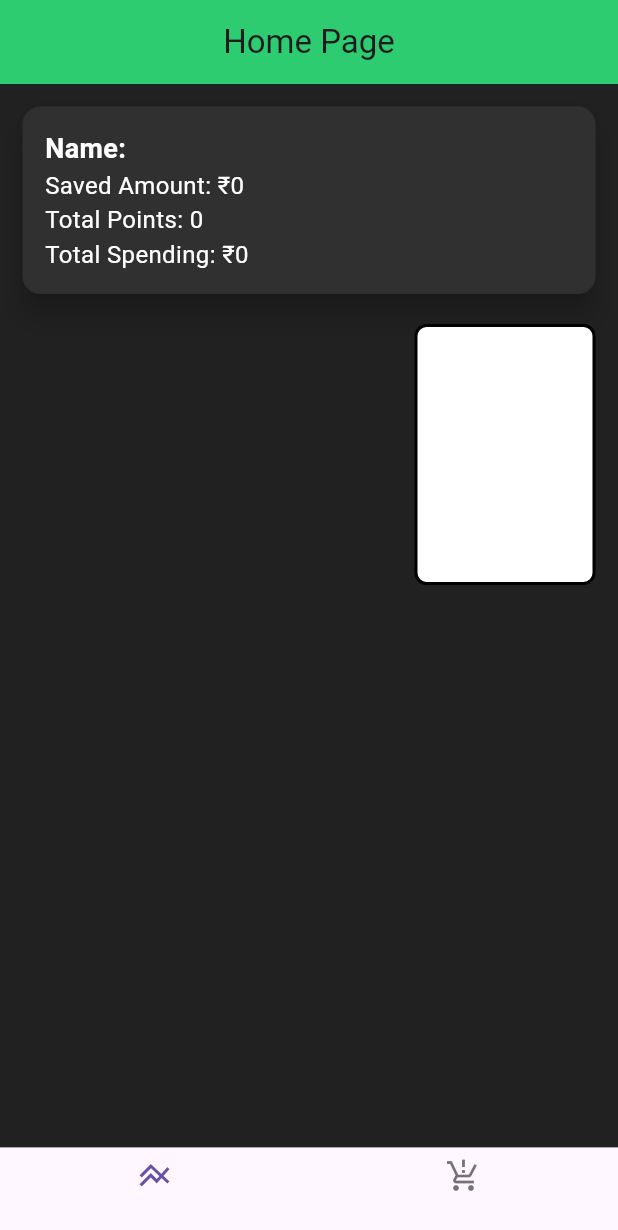
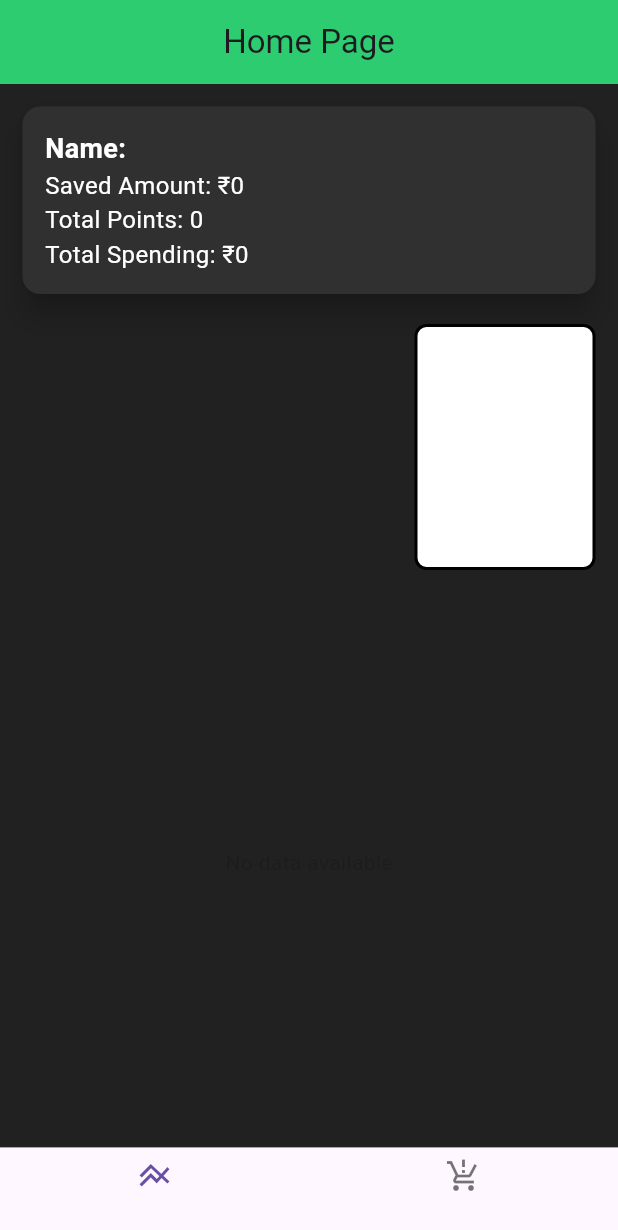
Before and after one commit to viking316/MiniProject, a Flutter app: the screen it shows after launch, on a phone screen of 412 x 824 dp. Shown: the top 1230 px of the screen. Run offline on Flutter 3.47's test engine with Material 3 defaults, Android fonts, the phone set to English and light mode, and no system bars; drawn by our look-alikes of fl_chart; our stand-ins replace cloud_firestore, firebase_core, font_awesome_flutter; accounts and stored records are empty.

Commit message:
adds a botched implementation of the line chart in home page along with its widget

```diff
--- a/lib/HomePage.dart
+++ b/lib/HomePage.dart
@@ -145,14 +145,13 @@ class _HomePageState extends State<HomePage> {
       ),
     );
   }
-
 @override
 Widget build(BuildContext context) {
   return Scaffold(
-      backgroundColor: Colors.grey[900], // Soft Gray Background
+    backgroundColor: Colors.grey[900],
     appBar: AppBar(
       title: const Text("Home Page"),
-        backgroundColor: Color(0xFF2ECC71), // Emerald Green App Bar
+      backgroundColor: const Color(0xFF2ECC71),
       centerTitle: true,
     ),
     body: isLoading
@@ -164,9 +163,9 @@ class _HomePageState extends State<HomePage> {
               children: [
                 // User Info Section
                 Card(
-                    elevation: 8, // Increased elevation for better card shadow
+                  elevation: 8,
                   margin: const EdgeInsets.only(bottom: 20),
-                    color: Colors.grey[850], // Dark grey background for the card
+                  color: Colors.grey[850],
                   child: Padding(
                     padding: const EdgeInsets.all(15),
                     child: Column(
@@ -193,6 +192,7 @@ class _HomePageState extends State<HomePage> {
                     ),
                   ),
                 ),
+
                 // Row for Pie Chart and Legend
                 Expanded(
                   child: Row(
@@ -216,6 +216,7 @@ class _HomePageState extends State<HomePage> {
                         ),
                       ),
                       const SizedBox(width: 20),
+
                       // Scrollable Legend
                       Expanded(
                         flex: 1,
@@ -223,6 +224,14 @@ class _HomePageState extends State<HomePage> {
                       ),
                     ],
                   ),
+                ),
+
+                const SizedBox(height: 20),
+
+                // Transaction Line Chart
+                SizedBox(
+                  height: 350, // Set the height for the line chart
+                  child: getTransactionLineChart(firebaseService.transformedTransactionsNotifier),
                 ),
               ],
             ),
--- a/lib/widgets.dart
+++ b/lib/widgets.dart
@@ -481,3 +481,128 @@ class PieChartWithLegend extends StatelessWidget {
     );
   }
 }
+
+
+// import React from 'react';
+// import { Card, CardHeader, CardTitle, CardContent } from '@/components/ui/card';
+// import { LineChart, Line, XAxis, YAxis, CartesianGrid, Tooltip, Legend, ResponsiveContainer } from 'recharts';
+
+// import 'package:fl_chart/fl_chart.dart';
+// import 'package:flutter/material.dart';
+Widget getTransactionLineChart(ValueNotifier<List<List<dynamic>>> transformedTransactionsNotifier) {
+  return Container(
+    height: 300,
+    padding: const EdgeInsets.all(16),
+    child: ValueListenableBuilder<List<List<dynamic>>>(
+      valueListenable: transformedTransactionsNotifier,
+      builder: (context, transactions, child) {
+        // Handle empty transactions
+        if (transactions.isEmpty) {
+          return const Center(child: Text("No data available"));
+        }
+
+        final Map<DateTime, double> dailyTotals = {};
+
+        // Process transactions to group amounts by date
+        for (var transaction in transactions) {
+          if (transaction.length < 4 || transaction[1] == null || transaction[3] == null) {
+            continue; // Skip invalid entries
+          }
+
+          // Extract the date and amount
+          final date = DateTime(
+            (transaction[3] as DateTime).year,
+            (transaction[3] as DateTime).month,
+            (transaction[3] as DateTime).day,
+          );
+          final amount = transaction[1] is int
+              ? (transaction[1] as int).toDouble()
+              : transaction[1] as double;
+
+          // Sum amounts for the same date
+          dailyTotals[date] = (dailyTotals[date] ?? 0.0) + amount;
+        }
+
+        // Convert dailyTotals to a sorted list of spots
+        final List<FlSpot> spots = dailyTotals.entries
+            .map((entry) => FlSpot(
+                  entry.key.millisecondsSinceEpoch.toDouble(),
+                  entry.value,
+                ))
+            .toList()
+          ..sort((a, b) => a.x.compareTo(b.x));
+
+        // Handle empty spots
+        if (spots.isEmpty) {
+          return const Center(child: Text("No data to display"));
+        }
+
+        // Render the line chart
+        return LineChart(
+          LineChartData(
+            gridData: FlGridData(
+              show: true,
+              drawVerticalLine: true,
+            ),
+            titlesData: FlTitlesData(
+              leftTitles: AxisTitles(
+                sideTitles: SideTitles(
+                  showTitles: true,
+                  reservedSize: 40,
+                  getTitlesWidget: (value, meta) {
+                    return Text('\$${value.toInt()}');
+                  },
+                ),
+              ),
+              bottomTitles: AxisTitles(
+                sideTitles: SideTitles(
+                  showTitles: true,
+                  reservedSize: 30,
+                  getTitlesWidget: (value, meta) {
+                    final date = DateTime.fromMillisecondsSinceEpoch(value.toInt());
+                    return Text(
+                      '${date.day}/${date.month}',
+                      style: const TextStyle(fontSize: 10),
+                      overflow: TextOverflow.ellipsis,
+                    );
+                  },
+                ),
+              ),
+            ),
+            borderData: FlBorderData(
+              show: true,
+              border: Border.all(color: Colors.grey.withOpacity(0.3)),
+            ),
+            lineBarsData: [
+              LineChartBarData(
+                spots: spots,
+                isCurved: true,
+                color: Colors.blue,
+                barWidth: 3,
+                isStrokeCapRound: true,
+                dotData: FlDotData(show: true),
+                belowBarData: BarAreaData(
+                  show: true,
+                  color: Colors.blue.withOpacity(0.2),
+                ),
+              ),
+            ],
+            lineTouchData: LineTouchData(
+              touchTooltipData: LineTouchTooltipData(
+                getTooltipItems: (touchedSpots) {
+                  return touchedSpots.map((spot) {
+                    final date = DateTime.fromMillisecondsSinceEpoch(spot.x.toInt());
+                    return LineTooltipItem(
+                      '${date.day}/${date.month}/${date.year}\n\$${spot.y.toStringAsFixed(2)}',
+                      const TextStyle(color: Colors.white),
+                    );
+                  }).toList();
+                },
+              ),
+            ),
+          ),
+        );
+      },
+    ),
+  );
+}
```
Lines whose indentation alone changed are shown as unchanged.
